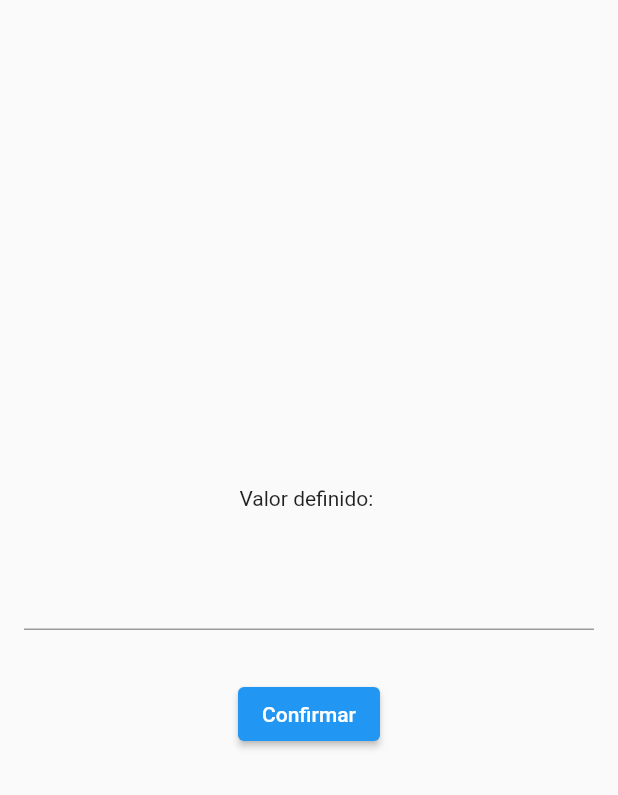
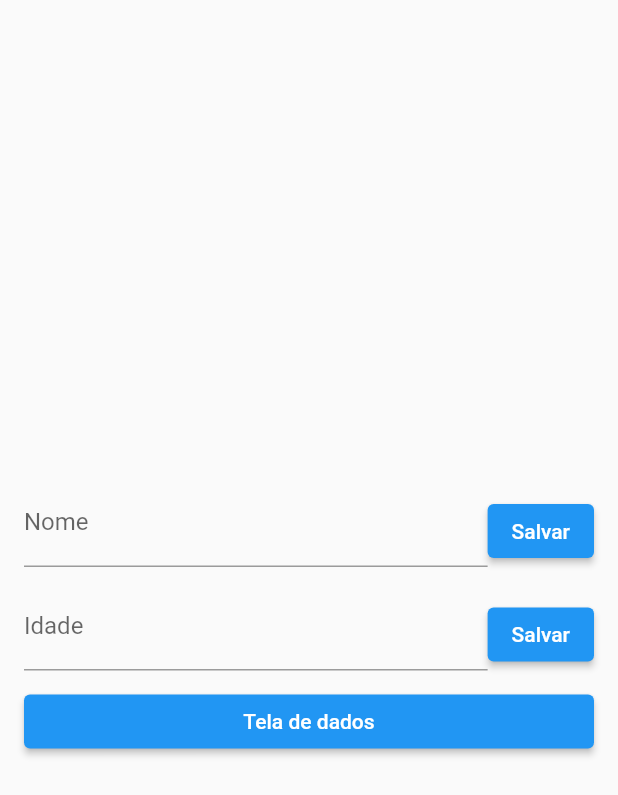
Before and after one commit to caneto/Get_intro, a Flutter app: the screen it shows after launch, on a phone screen of 412 x 824 dp. Shown: the top 795 px of the screen. Run offline on Flutter 3.47's test engine with Material 2 defaults, Android fonts, the phone set to English and light mode, and no system bars; our stand-ins replace get.

```diff
--- a/lib/main.dart
+++ b/lib/main.dart
@@ -1,15 +1,13 @@
 import 'package:flutter/material.dart';
-import 'package:get/get.dart';
-import 'package:getintro/value_controller.dart';
+import 'package:getintro/user_controller.dart';
 
 void main() {
   runApp(const MyApp());
 }
 
 class MyApp extends StatelessWidget {
-  const MyApp({super.key});
+  const MyApp({Key? key}) : super(key: key);
 
-  // This widget is the root of your application.
   @override
   Widget build(BuildContext context) {
     return MaterialApp(
@@ -23,11 +21,12 @@ class MyApp extends StatelessWidget {
 }
 
 class HomePage extends StatelessWidget {
-  HomePage({super.key});
+  HomePage({Key? key}) : super(key: key);
 
-  final textControler = TextEditingController();
+  final nameController = TextEditingController();
+  final ageController = TextEditingController();
 
-  final valueController = ValueController();
+  final userController = UserController();
 
   @override
   Widget build(BuildContext context) {
@@ -36,42 +35,113 @@ class HomePage extends StatelessWidget {
         padding: const EdgeInsets.all(16),
         child: Column(
           mainAxisAlignment: MainAxisAlignment.center,
+          crossAxisAlignment: CrossAxisAlignment.stretch,
           children: [
-            // Valor
-            GetX<ValueController>(
-              init: valueController,
-              builder: (ctrl) {
-                return Text("Valor definido: ${ctrl.definidoValue}");
-              },
+            Row(
+              crossAxisAlignment: CrossAxisAlignment.end,
+              children: [
+                // Campo de nome
+                Expanded(
+                  child: TextField(
+                    controller: nameController,
+                    decoration: const InputDecoration(
+                      labelText: 'Nome',
+                    ),
+                  ),
+                ),
+
+                // Botão para salvar o nome
+                ElevatedButton(
+                  onPressed: () {
+                    userController.setUserName(nameController.text);
+                  },
+                  child: const Text('Salvar'),
+                ),
+              ],
             ),
 
-            // Campo
-            Padding(
-              padding: const EdgeInsets.symmetric(vertical: 32),
-              child: TextField(
-                controller: textControler,
-              ),
+            // Espaçamento
+            const SizedBox(height: 10),
+
+            Row(
+              crossAxisAlignment: CrossAxisAlignment.end,
+              children: [
+                // Campo de idade
+                Expanded(
+                  child: TextField(
+                    controller: ageController,
+                    decoration: const InputDecoration(
+                      labelText: 'Idade',
+                    ),
+                  ),
+                ),
+
+                // Botão para salvar a idade
+                ElevatedButton(
+                  onPressed: () {
+                    userController.setUserAge(int.parse(ageController.text));
+                  },
+                  child: const Text('Salvar'),
+                ),
+              ],
             ),
 
-            // Botão
-            GetX<ValueController>(
-              init: valueController,
-              builder: (ctrl) {
-                return ctrl.isLoading.value
-                  ? const CircularProgressIndicator()
-                  : ElevatedButton(
-                      onPressed: () {
-                        String value = textControler.text;
+            // Espaçamento
+            const SizedBox(height: 10),
 
-                        valueController.setValue(value);
-                      },
-                      child: const Text('Confirmar'),
-                    );
-                  },
-                ),
+            ElevatedButton(
+              onPressed: () {
+                Navigator.of(context).push(
+                  MaterialPageRoute(
+                    builder: (context) {
+                      return const DataScreen();
+                    },
+                  ),
+                );
+              },
+              child: const Text('Tela de dados'),
+            ),
           ],
         ),
       ),
     );
   }
 }
+
+class DataScreen extends StatelessWidget {
+  const DataScreen({
+    Key? key,
+  }) : super(key: key);
+
+  TextStyle commonStyle() => const TextStyle(
+    fontSize: 20,
+    fontWeight: FontWeight.w700,
+  );
+
+  @override
+  Widget build(BuildContext context) {
+    return Scaffold(
+      appBar: AppBar(
+        title: const Text('Dados'),
+      ),
+      body: Center(
+        child: Column(
+          mainAxisSize: MainAxisSize.min,
+          children: [
+            // Apresentação do nome
+            Text(
+              'Nome: ',
+              style: commonStyle(),
+            ),
+
+            // Apresentação da idade
+            Text(
+              'idade: ',
+              style: commonStyle(),
+            ),
+          ],
+        ),
+      ),
+    );
+  }
+}
--- /dev/null
+++ b/lib/user_controller.dart
@@ -0,0 +1,18 @@
+import 'package:get/get.dart';
+import 'package:getintro/user_model.dart';
+
+class UserController extends GetxController {
+  Rx<UserModel> user = UserModel().obs;
+
+  void setUserName(String userName) {
+    user.update((obj) {
+      obj?.name = userName;
+    });
+  }
+
+  void setUserAge(int userAge) {
+    user.update((obj) {
+      obj?.age = userAge;
+    });
+  }
+}
--- /dev/null
+++ b/lib/user_model.dart
@@ -0,0 +1,9 @@
+class UserModel {
+  String name;
+  int age;
+
+  UserModel({
+    this.name = '',
+    this.age = 0,
+  });
+}
--- a/lib/value_controller.dart
+++ /dev/null
@@ -1,19 +0,0 @@
-
-import 'package:get/get.dart';
-
-class ValueController extends GetxController {
-
-  RxString definidoValue = "".obs;
-
-  RxBool isLoading = false.obs;
-
-  Future<void> setValue(String newValue) async {
-    isLoading.value = true;
-
-    await Future.delayed(const Duration(seconds: 2));
-
-    definidoValue.value = newValue;
-
-    isLoading.value = false;
-  }
-}
```
